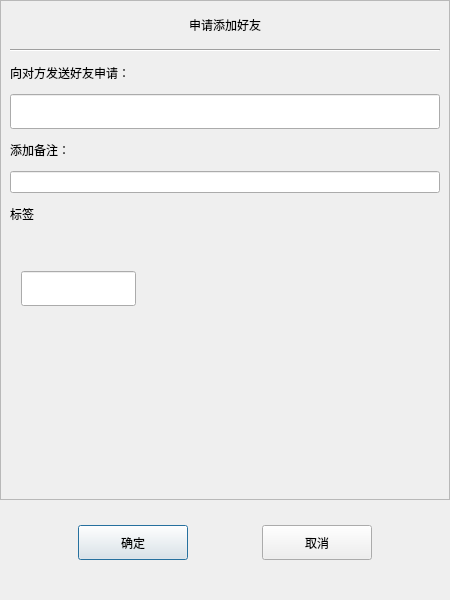
First picture: the form in Cutalk/applyfriend.ui, repository kodaniii/Cutalk, before the edit.
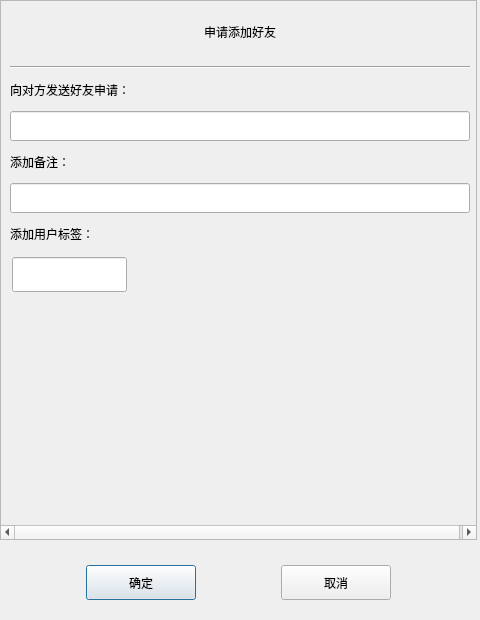
Second picture: the form after the edit. Custom widgets are drawn as their Qt base class.

Commit message: Fix UI Bugs in ApplyFriend Label

What changed in the file:
```diff
--- a/Cutalk/applyfriend.ui
+++ b/Cutalk/applyfriend.ui
@@ -6,20 +6,20 @@
    <rect>
     <x>0</x>
     <y>0</y>
-    <width>450</width>
-    <height>600</height>
+    <width>480</width>
+    <height>620</height>
    </rect>
   </property>
   <property name="minimumSize">
    <size>
-    <width>450</width>
-    <height>600</height>
+    <width>480</width>
+    <height>620</height>
    </size>
   </property>
   <property name="maximumSize">
    <size>
-    <width>450</width>
-    <height>600</height>
+    <width>480</width>
+    <height>620</height>
    </size>
   </property>
   <property name="windowTitle">
@@ -36,7 +36,7 @@
     <number>0</number>
    </property>
    <property name="rightMargin">
-    <number>0</number>
+    <number>3</number>
    </property>
    <property name="bottomMargin">
     <number>0</number>
@@ -46,27 +46,42 @@
      <property name="minimumSize">
       <size>
        <width>0</width>
-       <height>500</height>
+       <height>540</height>
       </size>
      </property>
      <property name="maximumSize">
       <size>
        <width>16777215</width>
-       <height>500</height>
+       <height>540</height>
       </size>
      </property>
      <property name="widgetResizable">
       <bool>true</bool>
      </property>
+     <property name="alignment">
+      <set>Qt::AlignLeading|Qt::AlignLeft|Qt::AlignTop</set>
+     </property>
      <widget class="QWidget" name="scrollcontent">
       <property name="geometry">
        <rect>
         <x>0</x>
         <y>0</y>
-        <width>448</width>
-        <height>498</height>
+        <width>475</width>
+        <height>520</height>
        </rect>
       </property>
+      <property name="minimumSize">
+       <size>
+        <width>0</width>
+        <height>520</height>
+       </size>
+      </property>
+      <property name="maximumSize">
+       <size>
+        <width>16777215</width>
+        <height>520</height>
+       </size>
+      </property>
       <layout class="QVBoxLayout" name="verticalLayout_2">
        <property name="spacing">
         <number>0</number>
@@ -74,21 +89,27 @@
        <property name="leftMargin">
         <number>0</number>
        </property>
+       <property name="topMargin">
+        <number>6</number>
+       </property>
        <property name="rightMargin">
         <number>0</number>
        </property>
+       <property name="bottomMargin">
+        <number>0</number>
+       </property>
        <item>
         <widget class="QLabel" name="apply_lb">
          <property name="minimumSize">
           <size>
            <width>0</width>
-           <height>30</height>
+           <height>50</height>
           </size>
          </property>
          <property name="maximumSize">
           <size>
            <width>16777215</width>
-           <height>30</height>
+           <height>50</height>
           </size>
          </property>
          <property name="text">
@@ -132,14 +153,14 @@
            <widget class="CustomizeEdit" name="name_ed">
             <property name="minimumSize">
              <size>
-              <width>0</width>
-              <height>35</height>
+              <width>460</width>
+              <height>30</height>
              </size>
             </property>
             <property name="maximumSize">
              <size>
-              <width>16777215</width>
-              <height>35</height>
+              <width>460</width>
+              <height>30</height>
              </size>
             </property>
            </widget>
@@ -164,7 +185,20 @@
            </widget>
           </item>
           <item>
-           <widget class="CustomizeEdit" name="back_ed"/>
+           <widget class="CustomizeEdit" name="back_ed">
+            <property name="minimumSize">
+             <size>
+              <width>460</width>
+              <height>30</height>
+             </size>
+            </property>
+            <property name="maximumSize">
+             <size>
+              <width>460</width>
+              <height>30</height>
+             </size>
+            </property>
+           </widget>
           </item>
           <item>
            <widget class="QLabel" name="label_3">
@@ -181,31 +215,40 @@
              </size>
             </property>
             <property name="text">
-             <string>标签</string>
+             <string>添加用户标签：</string>
             </property>
            </widget>
           </item>
           <item>
            <widget class="QWidget" name="lb_group_wid" native="true">
-            <property name="minimumSize">
-             <size>
-              <width>0</width>
-              <height>50</height>
-             </size>
-            </property>
-            <layout class="QVBoxLayout" name="verticalLayout_4">
+            <layout class="QVBoxLayout">
+             <property name="spacing">
+              <number>0</number>
+             </property>
+             <property name="leftMargin">
+              <number>0</number>
+             </property>
+             <property name="topMargin">
+              <number>0</number>
+             </property>
+             <property name="rightMargin">
+              <number>0</number>
+             </property>
+             <property name="bottomMargin">
+              <number>0</number>
+             </property>
              <item>
               <widget class="QWidget" name="gridWidget" native="true">
+               <property name="sizePolicy">
+                <sizepolicy hsizetype="Preferred" vsizetype="Preferred">
+                 <horstretch>0</horstretch>
+                 <verstretch>0</verstretch>
+                </sizepolicy>
+               </property>
                <property name="minimumSize">
                 <size>
                  <width>0</width>
-                 <height>40</height>
-                </size>
-               </property>
-               <property name="maximumSize">
-                <size>
-                 <width>16777215</width>
-                 <height>40</height>
+                 <height>0</height>
                 </size>
                </property>
                <widget class="CustomizeEdit" name="lb_ed">
@@ -229,22 +272,19 @@
                   <height>35</height>
                  </size>
                 </property>
+                <property name="alignment">
+                 <set>Qt::AlignLeading|Qt::AlignLeft|Qt::AlignTop</set>
+                </property>
                </widget>
               </widget>
              </item>
              <item>
               <widget class="QWidget" name="input_tip_wid" native="true">
-               <property name="minimumSize">
-                <size>
-                 <width>0</width>
-                 <height>40</height>
-                </size>
-               </property>
-               <property name="maximumSize">
-                <size>
-                 <width>16777215</width>
-                 <height>40</height>
-                </size>
+               <property name="sizePolicy">
+                <sizepolicy hsizetype="Minimum" vsizetype="Minimum">
+                 <horstretch>0</horstretch>
+                 <verstretch>0</verstretch>
+                </sizepolicy>
                </property>
                <layout class="QVBoxLayout" name="verticalLayout_5">
                 <property name="leftMargin">
@@ -264,6 +304,9 @@
                   <property name="text">
                    <string/>
                   </property>
+                  <property name="alignment">
+                   <set>Qt::AlignLeading|Qt::AlignLeft|Qt::AlignTop</set>
+                  </property>
                  </widget>
                 </item>
                </layout>
@@ -277,13 +320,7 @@
             <property name="minimumSize">
              <size>
               <width>0</width>
-              <height>60</height>
-             </size>
-            </property>
-            <property name="maximumSize">
-             <size>
-              <width>16777215</width>
-              <height>60</height>
+              <height>0</height>
              </size>
             </property>
             <layout class="QHBoxLayout" name="horizontalLayout_2">
@@ -306,20 +343,32 @@
               <widget class="QWidget" name="lb_list" native="true">
                <property name="minimumSize">
                 <size>
-                 <width>370</width>
-                 <height>50</height>
+                 <width>420</width>
+                 <height>90</height>
                 </size>
                </property>
                <property name="maximumSize">
                 <size>
-                 <width>370</width>
-                 <height>50</height>
+                 <width>450</width>
+                 <height>16777215</height>
                 </size>
                </property>
               </widget>
              </item>
              <item>
               <widget class="QWidget" name="more_lb_wid" native="true">
+               <property name="minimumSize">
+                <size>
+                 <width>40</width>
+                 <height>0</height>
+                </size>
+               </property>
+               <property name="maximumSize">
+                <size>
+                 <width>40</width>
+                 <height>16777215</height>
+                </size>
+               </property>
                <layout class="QGridLayout" name="gridLayout">
                 <item row="0" column="0">
                  <widget class="ClickOnceLabel" name="more_lb">
@@ -338,6 +387,9 @@
                   <property name="text">
                    <string/>
                   </property>
+                  <property name="alignment">
+                   <set>Qt::AlignBottom|Qt::AlignRight|Qt::AlignTrailing</set>
+                  </property>
                  </widget>
                 </item>
                </layout>
@@ -384,6 +436,21 @@
       </size>
      </property>
      <layout class="QHBoxLayout" name="horizontalLayout">
+      <property name="spacing">
+       <number>0</number>
+      </property>
+      <property name="leftMargin">
+       <number>0</number>
+      </property>
+      <property name="topMargin">
+       <number>0</number>
+      </property>
+      <property name="rightMargin">
+       <number>0</number>
+      </property>
+      <property name="bottomMargin">
+       <number>0</number>
+      </property>
       <item>
        <spacer name="horizontalSpacer">
         <property name="orientation">
```
The commit also changes 4 other files.
